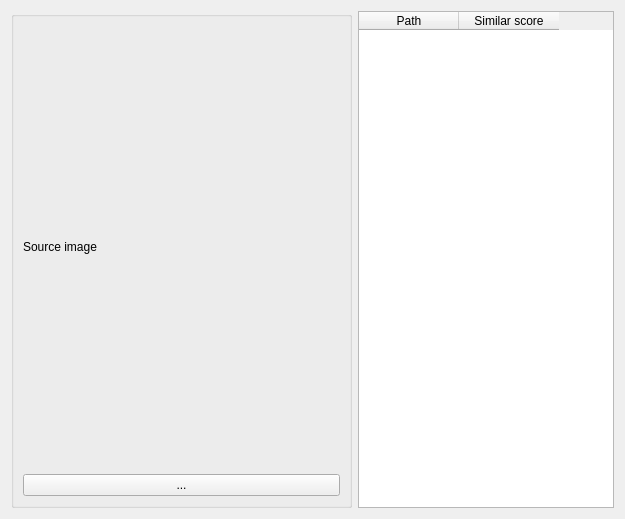
This is pose_tasks/ui/widget_estimate_similar_poses_player.ui in stereomatchingkiss/show_cases as Qt 5 draws it before an edit. The edited form follows.
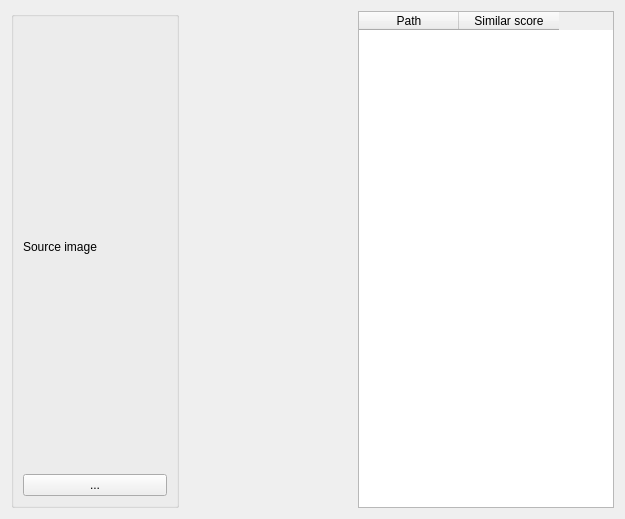
This is the edited form.

Commit message: able to view similar pose

```diff
--- a/pose_tasks/ui/widget_estimate_similar_poses_player.ui
+++ b/pose_tasks/ui/widget_estimate_similar_poses_player.ui
@@ -37,6 +37,13 @@
      </layout>
     </widget>
    </item>
+   <item>
+    <widget class="QLabel" name="labelSimilarImage">
+     <property name="text">
+      <string/>
+     </property>
+    </widget>
+   </item>
    <item>
     <widget class="QTableWidget" name="tableWidget">
      <property name="sizePolicy">
```
The commit also changes 8 other files.
